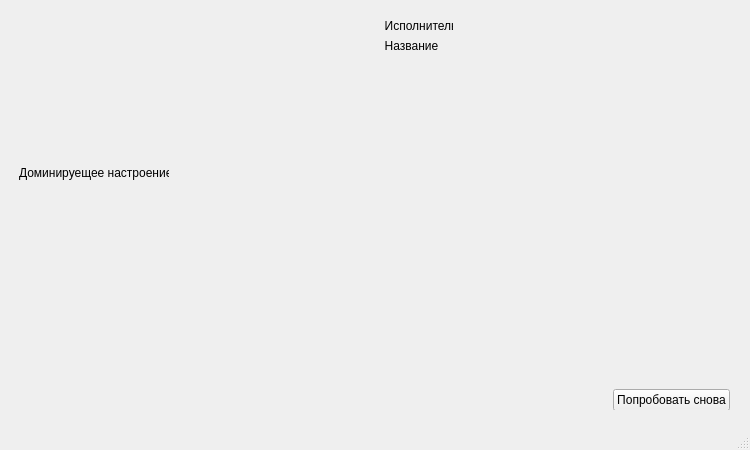
Before: the Qt Designer form tone.ui in GlebKirsan/repka, drawn with Qt 5.
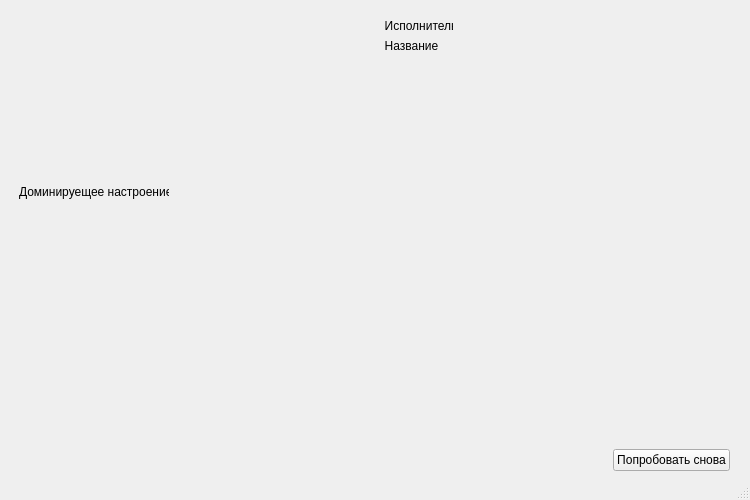
After: the same form once the commit is applied.

Commit message: grew the tone window

The edit to the form file:
```diff
--- a/tone.ui
+++ b/tone.ui
@@ -7,7 +7,7 @@
     <x>0</x>
     <y>0</y>
     <width>750</width>
-    <height>450</height>
+    <height>500</height>
    </rect>
   </property>
   <property name="windowTitle">
@@ -20,7 +20,7 @@
       <x>19</x>
       <y>19</y>
       <width>711</width>
-      <height>391</height>
+      <height>452</height>
      </rect>
     </property>
     <layout class="QVBoxLayout" name="mainVerticalLayout">
```
